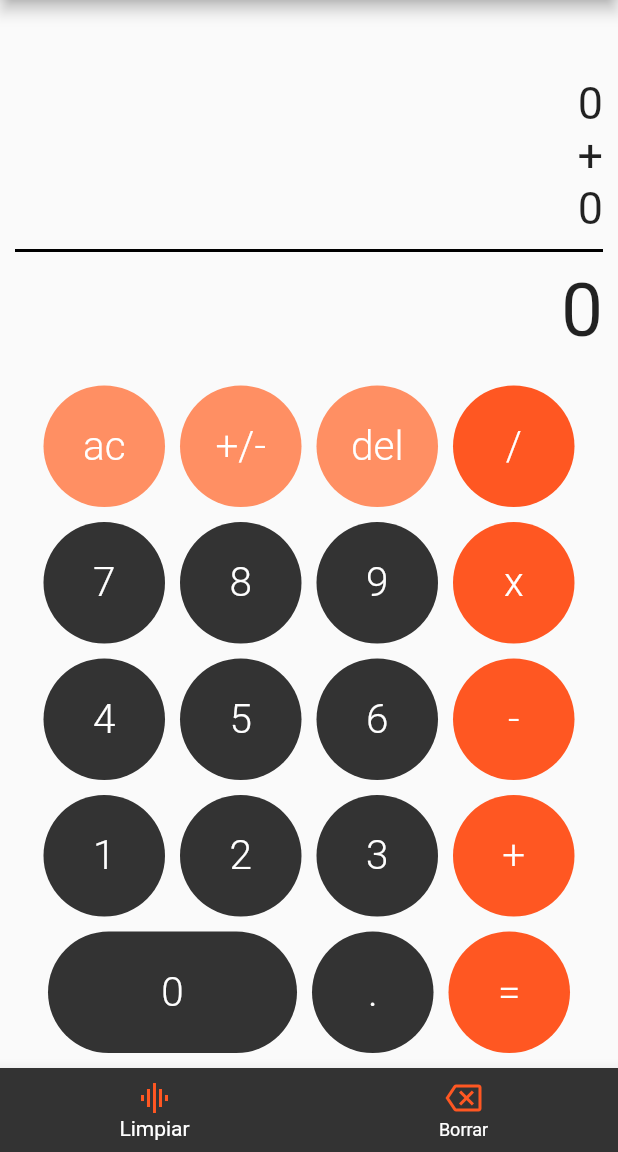
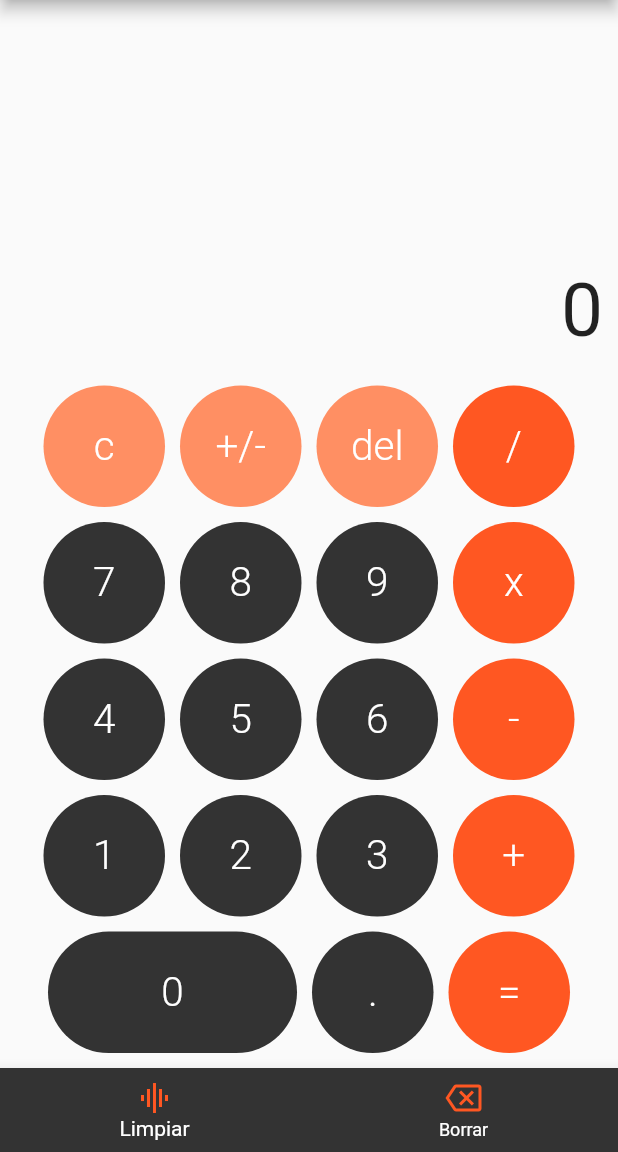
Before and after one commit to Aper-ux/CalculadoraFlutter, a Flutter app: the screen it shows after launch, on a phone screen of 412 x 824 dp, the part 84-1236 px from its top. Run offline on Flutter 3.47's test engine with Material 2 defaults, Android fonts, the phone set to English and light mode, and no system bars; our stand-ins replace bloc, flutter_bloc.

```diff
--- a/lib/screens/pantalla.dart
+++ b/lib/screens/pantalla.dart
@@ -31,7 +31,7 @@ class Pantalla extends StatelessWidget {
                 mainAxisAlignment: MainAxisAlignment.center,
                 children: [
                   Boton(
-                    text: 'ac',
+                    text: 'c',
                     bgColor: const Color.fromARGB(255, 255, 143, 99),
                     onPressed: () => opr.add(Limpiar()),
                   ),
--- a/lib/widgets/panel.dart
+++ b/lib/widgets/panel.dart
@@ -12,11 +12,30 @@ class Panel extends StatelessWidget {
   Widget build(BuildContext context) {
     return BlocBuilder<OperacionesBloc, OperacionesState>(
       builder: (context, state) {
+        if (state.primerentrada == '0' && state.segundaentrada == '0') {
+          return MainResultText(
+              text: state.resultado.endsWith('.0')
+                  ? state.resultado.substring(0, state.resultado.length - 2)
+                  : state.resultado);
+        }
+        // if (state.resultado.endsWith('..')) {
+        //   return MainResultText(
+        //       text: state.resultado.endsWith('..')
+        //           ? state.resultado.substring(0, state.resultado.length - 2)
+        //           : state.resultado
+        //           );
+        // }
+        // if (state.resultado.startsWith('.')) {
+        //   return MainResultText(text: '0${state.primerentrada}');
+        // }
         return Column(
           children: [
             SubResult(text: state.primerentrada),
             SubResult(text: state.op),
-            SubResult(text: state.segundaentrada),
+            SubResult(
+                text: state.segundaentrada.endsWith('.0')
+                    ? state.segundaentrada.substring(0, state.segundaentrada.length - 2)
+                    : state.segundaentrada),
             const Linea(),
             MainResultText(
                 text: state.resultado.endsWith('.0')
```
